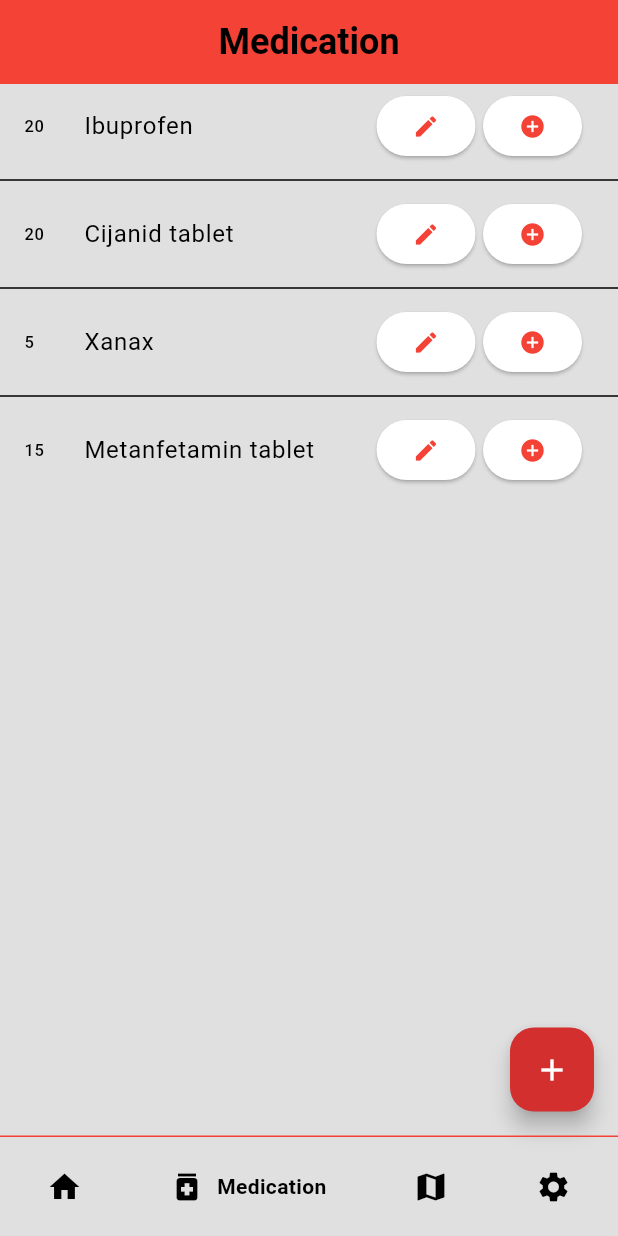
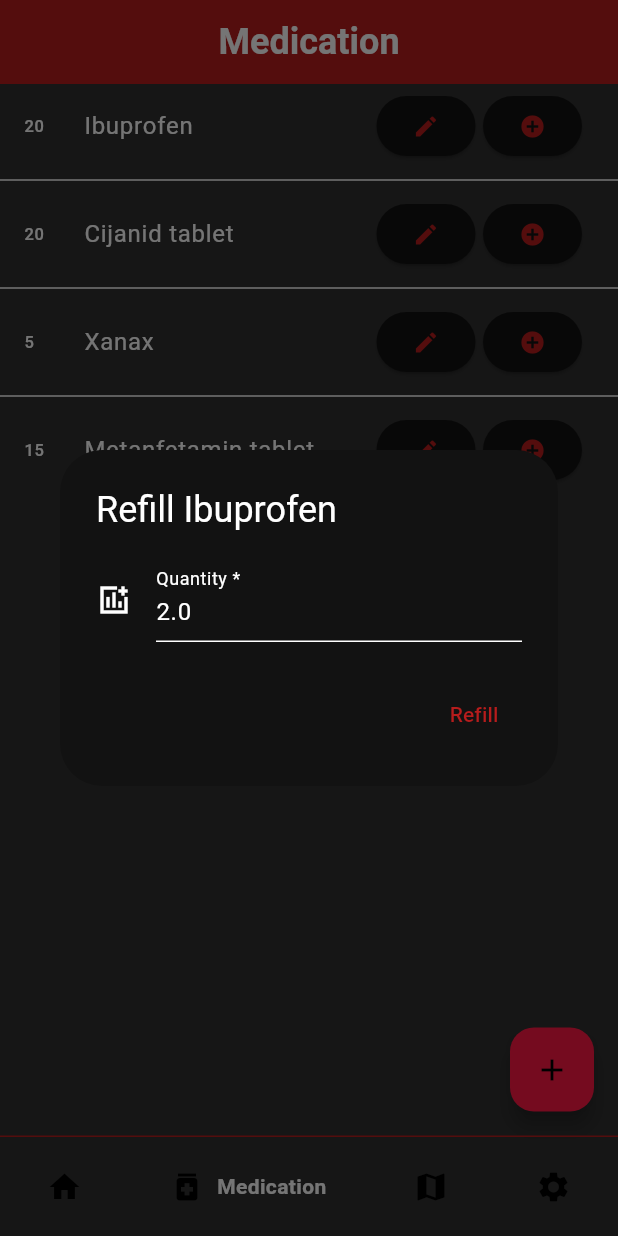
Before and after one commit to mzaninovic555/RMA_projekt_23-24, a Flutter app: the screen it shows after launch, item 2 of the bottom bar chosen, after a tap on the "add circle" icon, on a phone screen of 412 x 824 dp. Run offline on Flutter 3.47's test engine with Material 3 defaults, Android fonts, the phone set to English and light mode, and no system bars; drawn by our look-alikes of google_nav_bar; our stand-ins replace shared_preferences.

Commit message:
Fixed data storage state

```diff
--- a/medicationapp/lib/main.dart
+++ b/medicationapp/lib/main.dart
@@ -1,6 +1,7 @@
 import 'package:flutter/material.dart';
 import 'package:medicationapp/pages/home_page.dart';
 import 'package:medicationapp/services/local_data_service.dart';
+import 'package:medicationapp/theme/theme.dart';
 import 'package:medicationapp/theme/theme_provider.dart';
 import 'package:provider/provider.dart';
 
@@ -18,13 +19,21 @@ class MedicationApp extends StatelessWidget {
 
   @override
   Widget build(BuildContext context) {
-    return MaterialApp(
-      debugShowCheckedModeBanner: false,
-      home: const HomePage(),
-      theme: Provider.of<ThemeProvider>(context).themeData,
-      // initialRoute: '/',
-      // routes: {
-      // },
-    );
+    return FutureBuilder(
+        future: LocalDataService.initLocalDataService(),
+        builder: (context, snapshot) {
+          if (!snapshot.hasData) {
+            return const Center(
+              child: CircularProgressIndicator(),
+            );
+          }
+          var localDataService = snapshot.data;
+          localDataService!.insertDefaults();
+          return MaterialApp(
+            debugShowCheckedModeBanner: false,
+            home: HomePage(localDataService),
+            theme: localDataService.getIsDarkTheme() ? lightMode : darkMode,
+          );
+        });
   }
 }
--- a/medicationapp/lib/pages/home_page.dart
+++ b/medicationapp/lib/pages/home_page.dart
@@ -5,42 +5,25 @@ import 'package:medicationapp/pages/pharmacies/pharmacies.dart';
 import 'package:medicationapp/pages/reminder_list/reminder_list.dart';
 import 'package:medicationapp/pages/settings/settings.dart';
 import 'package:medicationapp/services/local_data_service.dart';
-import 'package:medicationapp/theme/theme.dart';
-import 'package:provider/provider.dart';
-
-import '../theme/theme_provider.dart';
 
 class HomePage extends StatefulWidget {
-  const HomePage({super.key});
+  final LocalDataService localDataService;
+  late final Map<String, Widget> pages;
 
+  HomePage(this.localDataService, {super.key}) {
+    pages = {
+      'Reminders': const ReminderList(),
+      'Medication': const Medication(),
+      'Pharmacies': const Pharmacies(),
+      'Settings': Settings(localDataService),
+    };
+  }
   @override
   State<HomePage> createState() => _HomePageState();
 }
 
 class _HomePageState extends State<HomePage> {
   int selectedIndex = 0;
-  late final LocalDataService localDataService;
-  late final Map<String, Widget> pages;
-
-  @override
-  void initState() {
-    super.initState();
-    LocalDataService.initLocalDataService().then((value) {
-
-      setState(() {
-        localDataService = value;
-        pages = {
-          'Reminders': const ReminderList(),
-          'Medication': const Medication(),
-          'Pharmacies': const Pharmacies(),
-          'Settings': Settings(localDataService),
-        };
-      });
-      localDataService.insertDefaults();
-      Provider.of<ThemeProvider>(context, listen: false)
-          .setIsDarkMode(localDataService.getIsDarkTheme());
-    });
-  }
 
   void navigateBottomBar(int index) {
     setState(() {
@@ -55,14 +38,14 @@ class _HomePageState extends State<HomePage> {
         backgroundColor: Theme.of(context).colorScheme.primary,
         centerTitle: true,
         title: Text(
-          pages.keys.elementAt(selectedIndex),
+          widget.pages.keys.elementAt(selectedIndex),
           style: const TextStyle(
             fontSize: 24,
             fontWeight: FontWeight.bold,
           ),
         ),
       ),
-      body: pages.values.elementAt(selectedIndex),
+      body: widget.pages.values.elementAt(selectedIndex),
       bottomNavigationBar: Container(
         decoration: BoxDecoration(
           border: Border(
--- a/medicationapp/lib/pages/medication/medication.dart
+++ b/medicationapp/lib/pages/medication/medication.dart
@@ -51,7 +51,9 @@ class _MedicationState extends State<Medication> {
                 ),
                 const SizedBox(width: 5),
                 ElevatedButton(
-                  onPressed: () {},
+                  onPressed: () {
+                    showRefillDialog(mockMedication[index]);
+                  },
                   child: const Icon(Icons.add_circle),
                 ),
               ],
@@ -61,4 +63,32 @@ class _MedicationState extends State<Medication> {
       ),
     );
   }
+
+  Future showRefillDialog(MedicationType medication) => showDialog(
+        context: context,
+        builder: (context) => AlertDialog(
+          title: Text('Refill ${medication.name}'),
+          content: TextFormField(
+            decoration: const InputDecoration(
+              icon: Icon(Icons.add_chart_sharp),
+              hintText: 'Do you have any amount currently',
+              label: Text('Quantity *'),
+            ),
+            keyboardType: TextInputType.number,
+            initialValue: medication.dosage.toString(),
+            validator: (value) {
+              if (value == null || value.isEmpty) {
+                return 'If you don\'t have any medication currently, input zero';
+              }
+              return null;
+            },
+          ),
+          actions: [
+            TextButton(
+              onPressed: () {},
+              child: const Text('Refill'),
+            )
+          ],
+        ),
+      );
 }
--- a/medicationapp/lib/services/local_data_service.dart
+++ b/medicationapp/lib/services/local_data_service.dart
@@ -4,7 +4,7 @@ import 'package:flutter/scheduler.dart';
 import 'package:shared_preferences/shared_preferences.dart';
 
 class LocalDataService {
-  static const String DARK_MODE = 'darkMode';
+  static const String _darkMode = 'darkMode';
 
   final SharedPreferences preferences;
 
@@ -16,18 +16,18 @@ class LocalDataService {
   }
 
   void insertDefaults() {
-    if (preferences.getBool(DARK_MODE) == null) {
+    if (preferences.getBool(_darkMode) == null) {
       bool isDarkMode = SchedulerBinding.instance.platformDispatcher
           .platformBrightness == Brightness.dark;
-      preferences.setBool(DARK_MODE, isDarkMode);
+      preferences.setBool(_darkMode, isDarkMode);
     }
   }
 
   bool getIsDarkTheme() {
-    return preferences.getBool(DARK_MODE) ?? false;
+    return preferences.getBool(_darkMode) ?? false;
   }
 
   void setIsDarkTheme(bool isDarkMode) {
-    preferences.setBool(DARK_MODE, isDarkMode);
+    preferences.setBool(_darkMode, isDarkMode);
   }
 }
```
